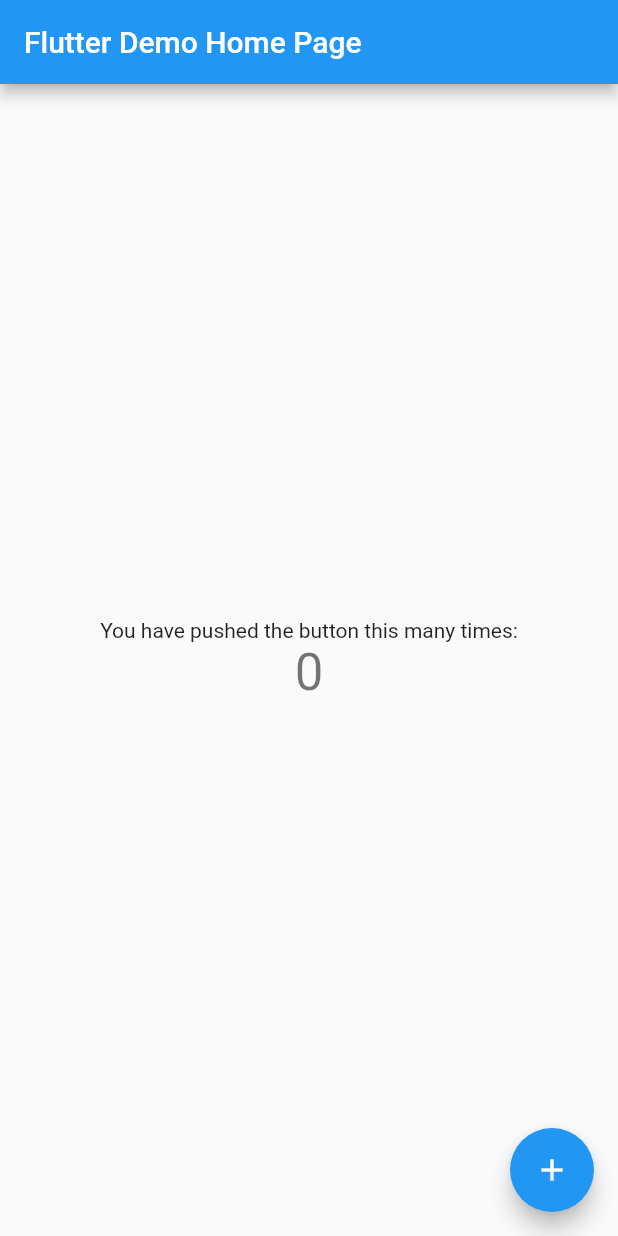
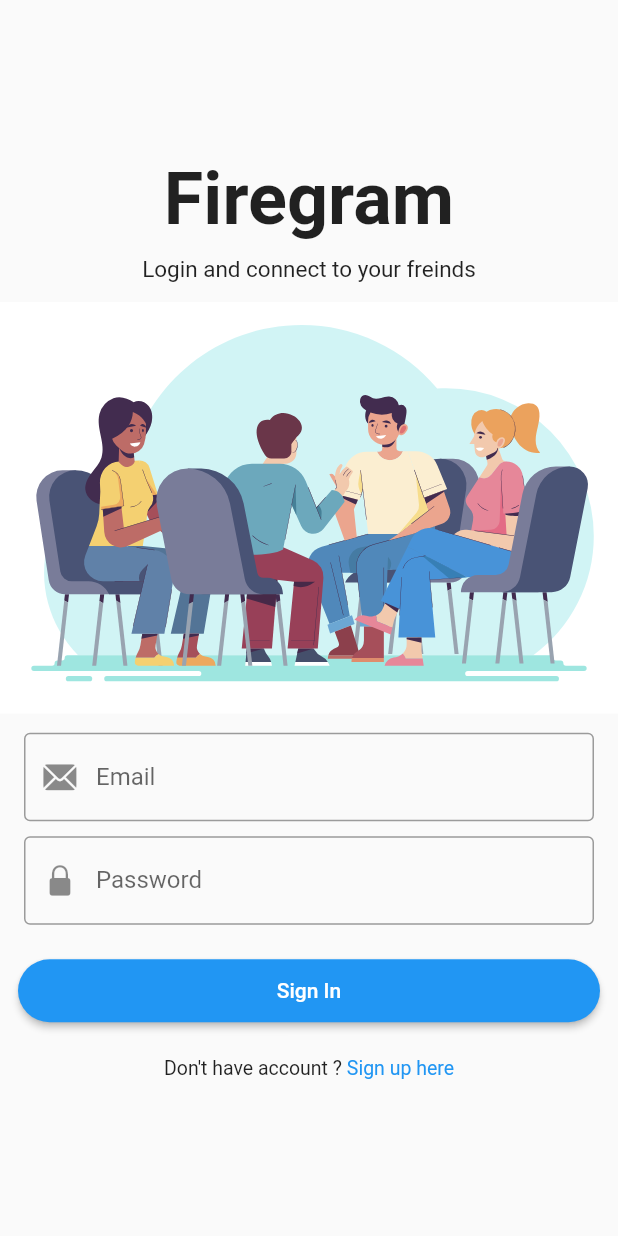
Before and after one commit to mes71/chatapp_firebase, a Flutter app: the screen it shows after launch, on a phone screen of 412 x 824 dp. Run offline on Flutter 3.47's test engine with Material 2 defaults, Android fonts, the phone set to English and light mode, and no system bars; our stand-ins replace firebase_core, flutter_svg, shared_preferences; accounts and stored records are empty.

Commit message:
feat: auth ui

```diff
--- /dev/null
+++ b/lib/data/db/db_helper.dart
@@ -0,0 +1,17 @@
+import 'package:shared_preferences/shared_preferences.dart';
+
+class DBHelper {
+  //keys
+  static const String userLoggedInKey = 'LOGGEDINKEY';
+  static const String userNameKey = 'USERNAMEKEY';
+  static const String userEmailKey = 'USEREMAILKEY';
+
+// write data to SF
+
+//read data to SF
+
+  static Future<bool?> getUserAuthStatus() async {
+    SharedPreferences sf = await SharedPreferences.getInstance();
+    return sf.getBool(userLoggedInKey);
+  }
+}
--- a/lib/main.dart
+++ b/lib/main.dart
@@ -1,115 +1,61 @@
+import 'package:chatapp_firebase/data/db/db_helper.dart';
+import 'package:chatapp_firebase/data/shared/constant.dart';
+import 'package:chatapp_firebase/ui/pages/auth/login_page.dart';
+import 'package:chatapp_firebase/ui/pages/home/home.dart';
+import 'package:firebase_core/firebase_core.dart';
+import 'package:flutter/foundation.dart';
 import 'package:flutter/material.dart';
 
-void main() {
+void main() async {
+  WidgetsFlutterBinding.ensureInitialized();
+
+  if (kIsWeb) {
+    await Firebase.initializeApp(
+        options: FirebaseOptions(
+            apiKey: Constants.apiKey,
+            appId: Constants.appId,
+            messagingSenderId: Constants.messagingSenderId,
+            projectId: Constants.projectId));
+  } else {
+    await Firebase.initializeApp();
+  }
+
   runApp(const MyApp());
 }
 
-class MyApp extends StatelessWidget {
+class MyApp extends StatefulWidget {
   const MyApp({super.key});
 
-  // This widget is the root of your application.
+  @override
+  State<MyApp> createState() => _MyAppState();
+}
+
+class _MyAppState extends State<MyApp> {
+  bool _userHasAuth = false;
+
   @override
   Widget build(BuildContext context) {
     return MaterialApp(
       title: 'Flutter Demo',
       theme: ThemeData(
-        // This is the theme of your application.
-        //
-        // Try running your application with "flutter run". You'll see the
-        // application has a blue toolbar. Then, without quitting the app, try
-        // changing the primarySwatch below to Colors.green and then invoke
-        // "hot reload" (press "r" in the console where you ran "flutter run",
-        // or simply save your changes to "hot reload" in a Flutter IDE).
-        // Notice that the counter didn't reset back to zero; the application
-        // is not restarted.
         primarySwatch: Colors.blue,
       ),
-      home: const MyHomePage(title: 'Flutter Demo Home Page'),
+      home: _userHasAuth ? const HomePage() : const LoginPage(),
     );
-  }
-}
-
-class MyHomePage extends StatefulWidget {
-  const MyHomePage({super.key, required this.title});
-
-  // This widget is the home page of your application. It is stateful, meaning
-  // that it has a State object (defined below) that contains fields that affect
-  // how it looks.
-
-  // This class is the configuration for the state. It holds the values (in this
-  // case the title) provided by the parent (in this case the App widget) and
-  // used by the build method of the State. Fields in a Widget subclass are
-  // always marked "final".
-
-  final String title;
-
-  @override
-  State<MyHomePage> createState() => _MyHomePageState();
-}
-
-class _MyHomePageState extends State<MyHomePage> {
-  int _counter = 0;
-
-  void _incrementCounter() {
-    setState(() {
-      // This call to setState tells the Flutter framework that something has
-      // changed in this State, which causes it to rerun the build method below
-      // so that the display can reflect the updated values. If we changed
-      // _counter without calling setState(), then the build method would not be
-      // called again, and so nothing would appear to happen.
-      _counter++;
-    });
   }
 
   @override
-  Widget build(BuildContext context) {
-    // This method is rerun every time setState is called, for instance as done
-    // by the _incrementCounter method above.
-    //
-    // The Flutter framework has been optimized to make rerunning build methods
-    // fast, so that you can just rebuild anything that needs updating rather
-    // than having to individually change instances of widgets.
-    return Scaffold(
-      appBar: AppBar(
-        // Here we take the value from the MyHomePage object that was created by
-        // the App.build method, and use it to set our appbar title.
-        title: Text(widget.title),
-      ),
-      body: Center(
-        // Center is a layout widget. It takes a single child and positions it
-        // in the middle of the parent.
-        child: Column(
-          // Column is also a layout widget. It takes a list of children and
-          // arranges them vertically. By default, it sizes itself to fit its
-          // children horizontally, and tries to be as tall as its parent.
-          //
-          // Invoke "debug painting" (press "p" in the console, choose the
-          // "Toggle Debug Paint" action from the Flutter Inspector in Android
-          // Studio, or the "Toggle Debug Paint" command in Visual Studio Code)
-          // to see the wireframe for each widget.
-          //
-          // Column has various properties to control how it sizes itself and
-          // how it positions its children. Here we use mainAxisAlignment to
-          // center the children vertically; the main axis here is the vertical
-          // axis because Columns are vertical (the cross axis would be
-          // horizontal).
-          mainAxisAlignment: MainAxisAlignment.center,
-          children: <Widget>[
-            const Text(
-              'You have pushed the button this many times:',
-            ),
-            Text(
-              '$_counter',
-              style: Theme.of(context).textTheme.headlineMedium,
-            ),
-          ],
-        ),
-      ),
-      floatingActionButton: FloatingActionButton(
-        onPressed: _incrementCounter,
-        tooltip: 'Increment',
-        child: const Icon(Icons.add),
-      ), // This trailing comma makes auto-formatting nicer for build methods.
-    );
+  void initState() {
+    super.initState();
+
+    getUserAuthStatus();
+  }
+
+  void getUserAuthStatus() async {
+    await DBHelper.getUserAuthStatus().then((value) {
+      if (value != null) {
+        _userHasAuth = value;
+      }
+    });
   }
 }
--- /dev/null
+++ b/lib/ui/pages/auth/login_page.dart
@@ -0,0 +1,102 @@
+import 'package:chatapp_firebase/data/utils/app_utils.dart';
+import 'package:chatapp_firebase/generated/assets.dart';
+import 'package:chatapp_firebase/ui/pages/auth/sign_up_page.dart';
+import 'package:flutter/cupertino.dart';
+import 'package:flutter/gestures.dart';
+import 'package:flutter/material.dart';
+import 'package:flutter_svg/flutter_svg.dart';
+
+class LoginPage extends StatefulWidget {
+  const LoginPage({Key? key}) : super(key: key);
+
+  @override
+  State<LoginPage> createState() => _LoginPageState();
+}
+
+class _LoginPageState extends State<LoginPage> {
+  final GlobalKey<FormState> _formKey = GlobalKey<FormState>();
+
+  //TODO ADD EMAIl REGEX
+  //TODO ADD Obsucre password TextField
+  //TODO REMOVE SIGNUP Page And Add TO This page
+  //TODO ADD bloc
+
+  @override
+  Widget build(BuildContext context) {
+    return Scaffold(
+        body: Form(
+      key: _formKey,
+      child: Column(
+        mainAxisAlignment: MainAxisAlignment.center,
+        crossAxisAlignment: CrossAxisAlignment.center,
+        children: [
+          Text(
+            'Firegram',
+            style: TextStyle(fontWeight: FontWeight.bold, fontSize: 48),
+          ),
+          SizedBox(
+            height: 10,
+          ),
+          Text(
+            'Login and connect to your freinds',
+            style: TextStyle(fontWeight: FontWeight.w400, fontSize: 15),
+          ),
+          SvgPicture.asset(
+            Assets.imageTalkingGroup,
+            height: 300,
+          ),
+          Padding(
+            padding: const EdgeInsets.symmetric(horizontal: 16),
+            child: TextFormField(
+              decoration: InputDecoration(
+                  border: OutlineInputBorder(),
+                  prefixIcon: Icon(CupertinoIcons.envelope_fill),
+                  labelText: 'Email'),
+            ),
+          ),
+          SizedBox(
+            height: 10,
+          ),
+          Padding(
+            padding: const EdgeInsets.symmetric(horizontal: 16),
+            child: TextFormField(
+              decoration: InputDecoration(
+                  border: OutlineInputBorder(),
+                  prefixIcon: Icon(CupertinoIcons.lock_fill),
+                  labelText: 'Password'),
+            ),
+          ),
+          Padding(
+            padding: const EdgeInsets.symmetric(horizontal: 12, vertical: 20),
+            child: ElevatedButton(
+                style: ElevatedButton.styleFrom(
+                    minimumSize: Size.fromHeight(42),
+                    shape: RoundedRectangleBorder(
+                        borderRadius: BorderRadius.circular(30))),
+                onPressed: () {},
+                child: Text('Sign In')),
+          ),
+          RichText(
+              text: TextSpan(children: [
+            TextSpan(
+                text: 'Don\'t have account ? ',
+                style: TextStyle(
+                    fontWeight: FontWeight.w400,
+                    fontSize: 13,
+                    color: Colors.black87)),
+            TextSpan(
+                text: 'Sign up here',
+                style: TextStyle(
+                    fontWeight: FontWeight.w400,
+                    fontSize: 13,
+                    color: Theme.of(context).primaryColor),
+                recognizer: TapGestureRecognizer()
+                  ..onTap = () {
+                    goToNextPage(context, SignUpPage());
+                  }),
+          ]))
+        ],
+      ),
+    ));
+  }
+}
```
Also changed, not shown: lib/data/shared/constant.dart (added, +16 -0 lines), lib/data/utils/app_utils.dart (added, +13 -0 lines), lib/ui/pages/auth/sign_up_page.dart (added, +107 -0 lines), lib/ui/pages/home/home.dart (added, +19 -0 lines), pubspec.yaml (+7 -3 lines), assets/image/create_group.svg (added), assets/image/talking_group.svg (added), lib/generated/assets.dart (added), pubspec.lock, 1 other file.
